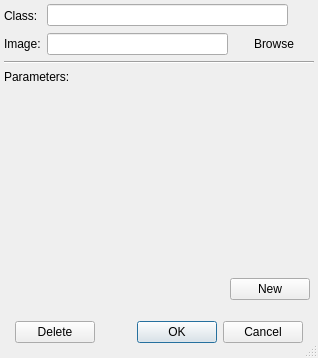
This is Forms/EditExternalNPC.ui in lukegrahamSydney/TilesEditor as Qt 5 draws it before an edit. The edited form follows.
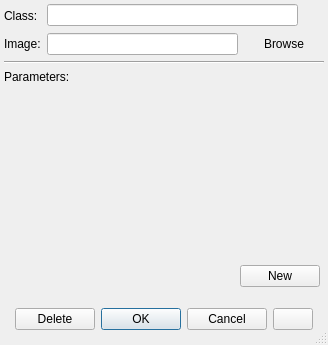
This is the edited form. Icons and pictures are not drawn.

The edit to the form file:
```diff
--- a/Forms/EditExternalNPC.ui
+++ b/Forms/EditExternalNPC.ui
@@ -6,8 +6,8 @@
    <rect>
     <x>0</x>
     <y>0</y>
-    <width>318</width>
-    <height>358</height>
+    <width>322</width>
+    <height>345</height>
    </rect>
   </property>
   <property name="windowTitle">
@@ -215,8 +215,8 @@
              <rect>
               <x>0</x>
               <y>0</y>
-              <width>306</width>
-              <height>173</height>
+              <width>310</width>
+              <height>160</height>
              </rect>
             </property>
             <layout class="QVBoxLayout" name="verticalLayout_4">
@@ -358,6 +358,20 @@
         </property>
        </widget>
       </item>
+      <item>
+       <widget class="QPushButton" name="makeAnonymousButton">
+        <property name="toolTip">
+         <string>Change To Anonymous NPC</string>
+        </property>
+        <property name="text">
+         <string/>
+        </property>
+        <property name="icon">
+         <iconset resource="../Resources/MainWindow.qrc">
+          <normaloff>:/MainWindow/icons/tinycolor/icons8-star-16.png</normaloff>:/MainWindow/icons/tinycolor/icons8-star-16.png</iconset>
+        </property>
+       </widget>
+      </item>
      </layout>
     </widget>
    </item>
```
